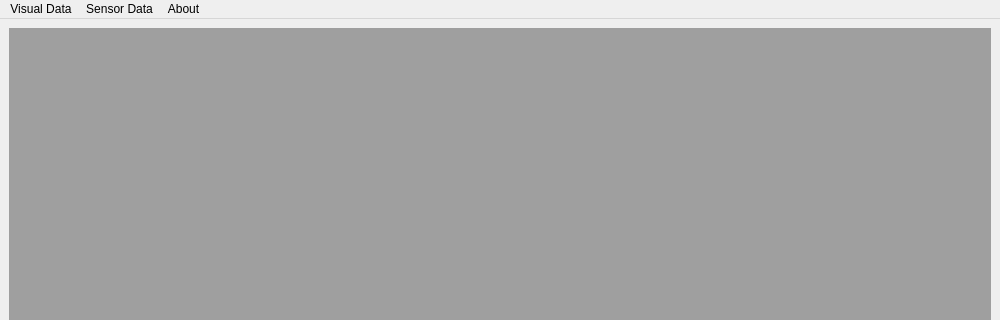
Before: the Qt Designer form src/gui/ui/vsdt_main_window.ui in acnazarejr/vsdt, drawn with Qt 5; both pictures show x 0 to 1000 and y 0 to 320 of the 1000 by 602 pixel window.
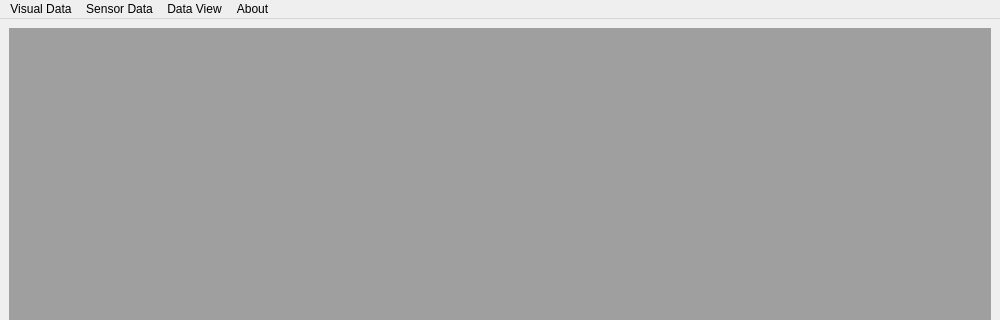
After: the same form once the commit is applied. Icons and pictures are not drawn.

Commit message: sensor and visual data complete

The edit to the form file:
```diff
--- a/src/gui/ui/vsdt_main_window.ui
+++ b/src/gui/ui/vsdt_main_window.ui
@@ -71,8 +71,15 @@
     <addaction name="newSensorDataAction"/>
     <addaction name="openSensorDataAction"/>
    </widget>
+   <widget class="QMenu" name="menuData_View">
+    <property name="title">
+     <string>Data View</string>
+    </property>
+    <addaction name="openVisualSensorDataView"/>
+   </widget>
    <addaction name="menuVisualData"/>
    <addaction name="menuSensorData"/>
+   <addaction name="menuData_View"/>
    <addaction name="menuAbout"/>
   </widget>
   <action name="actionVisualDataManager">
```
Left out of the diff: 8 changed lines with no effect on the pictures. The commit also changes 8 other files.
